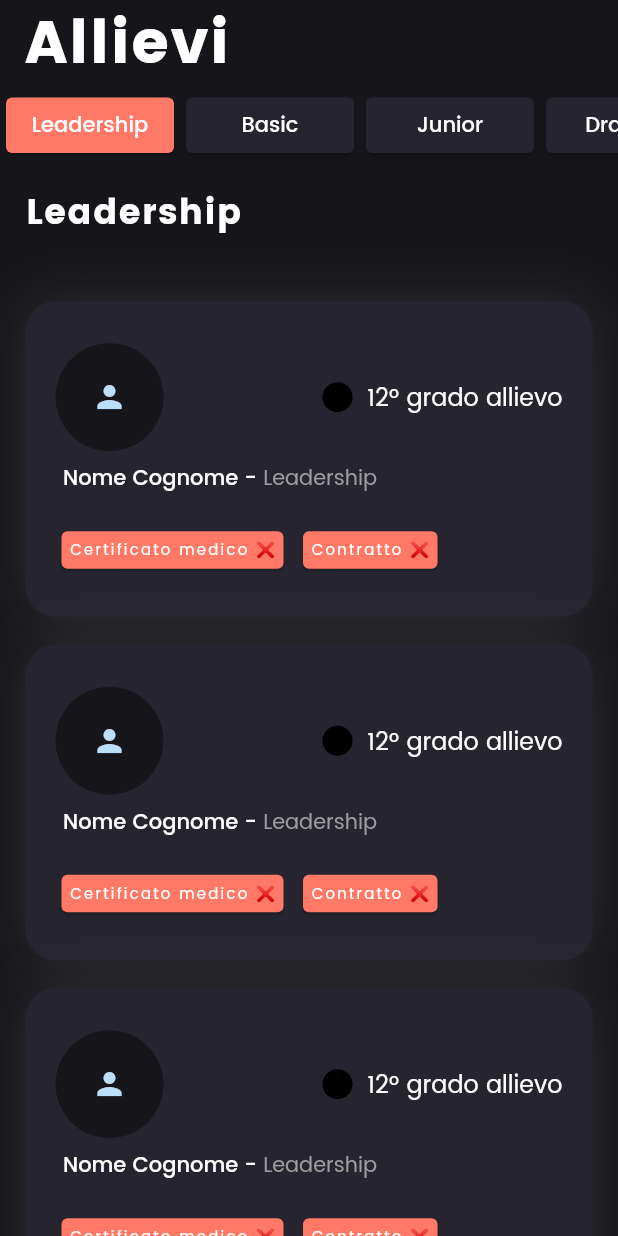
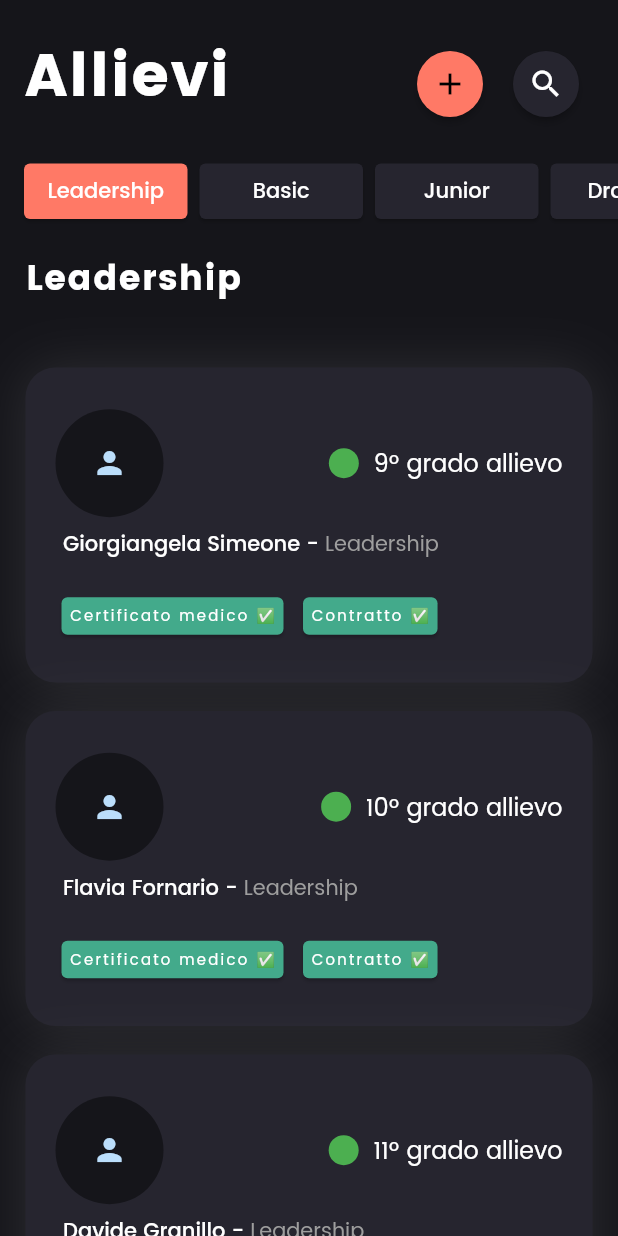
Before and after one commit to Bad-Mother-Fucker/AWTKA, a Flutter app: the screen it shows after launch, on a phone screen of 412 x 824 dp. Run offline on Flutter 3.47's test engine with Material 2 defaults, Android fonts, the phone set to English and light mode, and no system bars; drawn by our look-alikes of sticky_headers.

Commit message:
allievi main screen UI completed

```diff
--- a/lib/Boundary/AllievoTIle.dart
+++ b/lib/Boundary/AllievoTIle.dart
@@ -53,30 +53,9 @@ class AllievoTile extends StatelessWidget {
               Row(
                 mainAxisAlignment: MainAxisAlignment.start,
                 children: [
-                  Card(
-                    color: allievo.certificatoValido ? allievo.certificatoInScadenza ? Colors.amber :CustomColors.green : CustomColors.mainRed,
-                    child: allievo.certificatoValido ? allievo.certificatoInScadenza ?
-                    Padding(padding: EdgeInsets.all(5),child: Text("Certificato medico ⚠️", style: Theme.of(context).textTheme.overline,)) :
-                    Padding(padding: EdgeInsets.all(5),child: Text("Certificato medico ✅",style: Theme.of(context).textTheme.overline)) :
-                    Padding(padding: EdgeInsets.all(5),child: Text("Certificato medico ❌",style: Theme.of(context).textTheme.overline)),
-                  ),
+                  bottomCard(allievo.certificatoValido, allievo.certificatoInScadenza, "Certificato medico"),
                   Spaces.horizontal5,
-                  Card(
-                    color: allievo.contrattoValido ? allievo.contrattoInScadenza ? Colors.amber :CustomColors.green : CustomColors.mainRed,
-                    child: allievo.contrattoValido ? allievo.contrattoInScadenza ?
-                    Padding(
-                      padding: const EdgeInsets.all(5.0),
-                      child: Text("Contratto ⚠️",style: Theme.of(context).textTheme.overline),
-                    ) :
-                    Padding(
-                      padding: const EdgeInsets.all(5.0),
-                      child: Text("Contratto ✅",style: Theme.of(context).textTheme.overline),
-                    ) :
-                    Padding(
-                      padding: const EdgeInsets.all(5.0),
-                      child: Text("Contratto ❌",style: Theme.of(context).textTheme.overline),
-                    ),
-                  )
+                  bottomCard(allievo.contrattoValido, allievo.contrattoInScadenza, "Contratto")
                 ],
               ),
             ],
@@ -85,18 +64,21 @@ class AllievoTile extends StatelessWidget {
 
       ),
     );
-    /*return ListTile(
-      tileColor: CustomColors.mainRed,
-      leading: const Icon(Icons.person),
-      title: Text("${allievo.nome} ${allievo.cognome}",style: Theme.of(context).textTheme.bodyText1,),
-      subtitle: Row(
-        children: [
-          Text('Maglia: ',style: Theme.of(context).textTheme.bodyText1),
-          colorCircle(allievo.maglia!),
-          Text("  ${allievo.grado ?? 0}º grado allievo",style: Theme.of(context).textTheme.bodyText1)
-        ],
-      ),
-    );*/
+  }
+
+
+  Widget bottomCard(bool conditionOK, bool conditionAlert, String text){
+    return Builder(
+      builder: (context) {
+        return Card(
+          color: conditionOK ? conditionAlert? CustomColors.yellow :CustomColors.green : CustomColors.mainRed,
+          child: conditionOK ? conditionAlert?
+          Padding(padding: const EdgeInsets.all(5),child: Text("$text ⚠️", style: Theme.of(context).textTheme.overline,)) :
+          Padding(padding: const EdgeInsets.all(5),child: Text("$text ✅",style: Theme.of(context).textTheme.overline)) :
+          Padding(padding: const EdgeInsets.all(5),child: Text("$text ❌",style: Theme.of(context).textTheme.overline)),
+        );
+      }
+    );
   }
 
   Widget gradoAllievo(int? grado, Color? c){
@@ -104,8 +86,7 @@ class AllievoTile extends StatelessWidget {
        children: [
           _colorCircle(allievo.maglia?? Colors.white),
           Spaces.horizontal5,
-          Text(" ${allievo.grado ?? 0}º grado allievo",style: Theme.of(context).textTheme.bodyText2)
-
+          Text(" ${allievo.grado ?? 1}º grado allievo",style: Theme.of(context).textTheme.bodyText2)
         ],
       )
     );
--- a/lib/Boundary/MainListView.dart
+++ b/lib/Boundary/MainListView.dart
@@ -33,16 +33,16 @@ class MainListViewState extends State<MainListView> {
     return Scaffold(
 
       backgroundColor: CustomColors.backgroundBlack,
-      appBar:  AppBar(
-          elevation: 1,
-          backgroundColor: CustomColors.backgroundBlack,
-          title: Align(
-              alignment: Alignment.centerLeft,
-              child: Text("Allievi", style: Theme.of(context).textTheme.headline4)
-          ),
-          bottom: SegmentedControl(_scrollController,_keys)
+      appBar: PreferredSize(
+        preferredSize: const Size.fromHeight(150),
+        child: AppBar(
+            toolbarHeight: 100,
+            elevation: 1,
+            backgroundColor: CustomColors.backgroundBlack,
+            title: TitleView(),
+            bottom: SegmentedControl(_scrollController,_keys)
+        ),
       ),
-
 
      body: SingleChildScrollView(
        controller: _scrollController,
@@ -82,7 +82,7 @@ class MainListViewState extends State<MainListView> {
                              itemCount: accademia.allievi[c]!.length,
                              shrinkWrap: true,
                              physics: const NeverScrollableScrollPhysics(),
-                             itemBuilder:  (context, idx) => AllievoTile(allievoMock),
+                             itemBuilder:  (context, idx) => AllievoTile(accademia.allievi[c]!.elementAt(idx)),
                              separatorBuilder: (context, idx) => const SizedBox(height:19)
                            ),
                          );
@@ -136,8 +136,8 @@ class SegmentedControlState extends State<SegmentedControl> {
   Widget build(BuildContext context) {
 
 
-
-/*
+  //to automatically select scroll controller card while scrolling
+  /*
     widget._scrollViewController?.addListener(() {
       for(var k in widget._keys){
         if(k.currentContext != null) {
@@ -167,30 +167,30 @@ class SegmentedControlState extends State<SegmentedControl> {
 
     });*/
 
+
     return SizedBox(
       height: 45.0,
-
       child: Container(
         color: CustomColors.materialBackgroundBlack,
         child: Center(
           child: ListView.builder(
             shrinkWrap: true,
             scrollDirection: Axis.horizontal,
-            itemCount: 6,
+            itemCount: 8,
             itemBuilder: (context, index) {
-              bool selected = widget.selectedIndex == index;
-              return Center(
+              bool selected = widget.selectedIndex == index-1;
+              return index == 0 || index == 7 ? Spaces.horizontal12:
+               Center(
                     child: GestureDetector(
                       onTap: () => setState((){
-                        widget.selectedIndex = index;
-                        widget._scrollViewController?.position.ensureVisible(widget._keys[index].currentContext!.findRenderObject()!,alignment: 0.3 ,duration: const Duration(milliseconds: 300), curve: Curves.easeInOut);
+                        widget.selectedIndex = index -1;
+                        widget._scrollViewController?.position.ensureVisible(widget._keys[index-1].currentContext!.findRenderObject()!,alignment: 0.3 ,duration: const Duration(milliseconds: 300), curve: Curves.easeInOut);
                       }),
-                      child: SizedBox(
-                        height: 45,
-                        width: 120,
+                      child: AspectRatio(
+                        aspectRatio: 2.6,
                         child: Card (
                           color: selected ? CustomColors.mainRed: CustomColors.secondaryBlack,
-                          child: Center(child: Text(Classi.classi[index], style:Theme.of(context).textTheme.bodyText1)),
+                          child: Center(child: Text(Classi.classi[index-1], style:Theme.of(context).textTheme.bodyText1)),
                         ),
                       ),
                     )
@@ -202,6 +202,7 @@ class SegmentedControlState extends State<SegmentedControl> {
     );
   }
 
+  //TODO: Calculate position to scroll to when a card is tapped
   double calculatePosition(int classIndex){
     if (classIndex == 0) return 0.0;
      return 0.0;
@@ -259,3 +260,52 @@ class ListClassHeaderState extends State<ListClassHeader> {
     );
   }
 }
+
+
+
+class TitleView extends StatelessWidget {
+  @override
+  Widget build(BuildContext context) {
+
+    return Row(
+      mainAxisAlignment: MainAxisAlignment.spaceBetween,
+      crossAxisAlignment: CrossAxisAlignment.end,
+      children: [
+        Align(
+            alignment: Alignment.bottomLeft,
+            child: Text("Allievi", style: Theme.of(context).textTheme.headline4)
+        ),
+        Row(
+          children: [
+            ElevatedButton(
+                onPressed: navigateToAddStudent,
+                style: ElevatedButton.styleFrom(
+                  shape: const CircleBorder(),
+                  padding: const EdgeInsets.all(10),
+                  backgroundColor: CustomColors.mainRed
+                ),
+                child: const Icon(Icons.add, color: Colors.black),
+            ),
+            ElevatedButton(
+              onPressed: showSearchBar,
+              style: ElevatedButton.styleFrom(
+                  shape: const CircleBorder(),
+                  padding: const EdgeInsets.all(10),
+                  backgroundColor: CustomColors.secondaryBlack
+              ),
+              child: const Icon(Icons.search),
+            )
+          ],
+        )
+      ],
+    );
+  }
+
+
+  void showSearchBar() {}
+
+  void navigateToAddStudent() {
+
+  }
+
+}
--- a/lib/Entity/Accademia.dart
+++ b/lib/Entity/Accademia.dart
@@ -1,7 +1,9 @@
 
 import 'package:awtka/Entity/Allievo.dart';
+import 'package:awtka/Entity/Certificato.dart';
 import 'package:flutter/material.dart';
 import 'Classi.dart';
+import 'Contratto.dart';
 
 class Accademia extends ChangeNotifier{
   static final Accademia _singleton = Accademia._internal();
@@ -15,13 +17,16 @@ class Accademia extends ChangeNotifier{
 
   Map<String, List<Allievo>> allievi = {
     Classi.leadership: [
-      Allievo("Giorgiangela", "Simeone", "indirizzo", DateTime(1), "email", "telefono", "codice_fiscale", grado: 9, maglia: Maglie.verde),
-      Allievo("Flavia", "Fornario", "indirizzo", DateTime(1), "email", "telefono", "codice_fiscale", grado: 10, maglia: Maglie.verde),
-      Allievo("Davide", "Granillo", "indirizzo", DateTime(1), "email", "telefono", "codice_fiscale", grado: 11, maglia: Maglie.verde),
-      Allievo("Domenico", "Liquori", "indirizzo", DateTime(1), "email", "telefono", "codice_fiscale", grado: 7, maglia: Maglie.blu),
-      Allievo("Roberta", "Spina", "indirizzo", DateTime(1), "email", "telefono", "codice_fiscale", grado: 9, maglia: Maglie.blu),
-      Allievo("Antonio", "Sorrentino", "indirizzo", DateTime(1), "email", "telefono", "codice_fiscale", grado: 9, maglia: Maglie.blu),
-      Allievo("Gabriella", "Caiafa", "indirizzo", DateTime(1), "email", "telefono", "codice_fiscale", grado: 3, maglia: Maglie.grigia),
+      Allievo("Giorgiangela", "Simeone", "indirizzo", DateTime(1), "email", "telefono", "codice_fiscale", grado: 9, maglia: Maglie.verde, certificato: Certificato(DateTime.now()), contratti: [Contratto(DateTime.now(),Classi.leadership, 1700)]),
+      Allievo("Flavia", "Fornario", "indirizzo", DateTime(1), "email", "telefono", "codice_fiscale", grado: 10, maglia: Maglie.verde, certificato: Certificato(DateTime.now()), contratti: [Contratto(DateTime.now(),Classi.leadership, 1700)]),
+      Allievo("Davide", "Granillo", "indirizzo", DateTime(1), "email", "telefono", "codice_fiscale", grado: 11, maglia: Maglie.verde, certificato: Certificato(DateTime.now()), contratti: [Contratto(DateTime.now(),Classi.leadership, 1700)]),
+      Allievo("Domenico", "Liquori", "indirizzo", DateTime(1), "email", "telefono", "codice_fiscale", grado: 7, maglia: Maglie.blu, certificato: Certificato(DateTime.now()), contratti: [Contratto(DateTime.now(),Classi.leadership, 1700)]),
+      Allievo("Roberta", "Spina", "indirizzo", DateTime(1), "email", "telefono", "codice_fiscale", grado: 9, maglia: Maglie.blu, certificato: Certificato(DateTime.now()), contratti: [Contratto(DateTime.now(),Classi.leadership, 1700)]),
+      Allievo("Antonio", "Sorrentino", "indirizzo", DateTime(1), "email", "telefono", "codice_fiscale", grado: 9, maglia: Maglie.blu, certificato: Certificato(DateTime.now()), contratti: [Contratto(DateTime.now(),Classi.leadership, 1700)]),
+      Allievo("Gabriella", "Caiafa", "indirizzo", DateTime(1), "email", "telefono", "codice_fiscale", grado: 3, maglia: Maglie.grigia, certificato: Certificato(DateTime.now()), contratti: [Contratto(DateTime.now(),Classi.leadership, 1700)]),
+      Allievo("Michele", "De Sena", "indirizzo", DateTime(1), "email", "telefono", "codice_fiscale", grado: 4, maglia: Maglie.grigia, certificato: Certificato(DateTime.now()), contratti: [Contratto(DateTime.now(),Classi.leadership, 1700)]),
+      Allievo("Giuseppe", "Ignarro", "indirizzo", DateTime(1), "email", "telefono", "codice_fiscale", grado: 2, maglia: Maglie.grigia, certificato: Certificato(DateTime.now()), contratti: [Contratto(DateTime.now(),Classi.leadership, 1700)]),
+      Allievo("Giovanni", "Loffredo", "indirizzo", DateTime(1), "email", "telefono", "codice_fiscale", grado: 1, maglia: Maglie.grigia, certificato: Certificato(DateTime.now()), contratti: [Contratto(DateTime.now(),Classi.leadership, 1700)]),
     ],
     Classi.basic: [
       Allievo("Francesco", "Novi", "indirizzo", DateTime(1), "email", "telefono", "codice_fiscale"),
--- a/lib/Entity/Contratto.dart
+++ b/lib/Entity/Contratto.dart
@@ -1,9 +1,8 @@
-import 'Classi.dart';
 
 class Contratto {
 
     final DateTime data;
-    final Classi tipo;
+    final String tipo;
     Uri? PDF;
     final double prezzo;
     late final DateTime scadenza;
--- a/lib/Helpers.dart
+++ b/lib/Helpers.dart
@@ -27,6 +27,7 @@ class CustomColors{
   static const secondaryBlack = Color.fromRGBO(38,37,47, 1);
   static const Color green = Color.fromRGBO(67,170,139, 1);
   static const Color mainRed = Color.fromRGBO(255,121,102, 1);
+  static const Color yellow = Color.fromRGBO(255, 178, 55, .72);
   static const BoxShadow whiteShadow =  BoxShadow(
       color: shadowWhite,
       spreadRadius: .001,
@@ -44,4 +45,5 @@ class Utils{
 class Spaces {
   static const SizedBox horizontal5 = SizedBox(width: 5);
   static const SizedBox vertical5 = SizedBox(height: 5);
+  static const SizedBox horizontal12 =  SizedBox(width: 12);
 }
```
